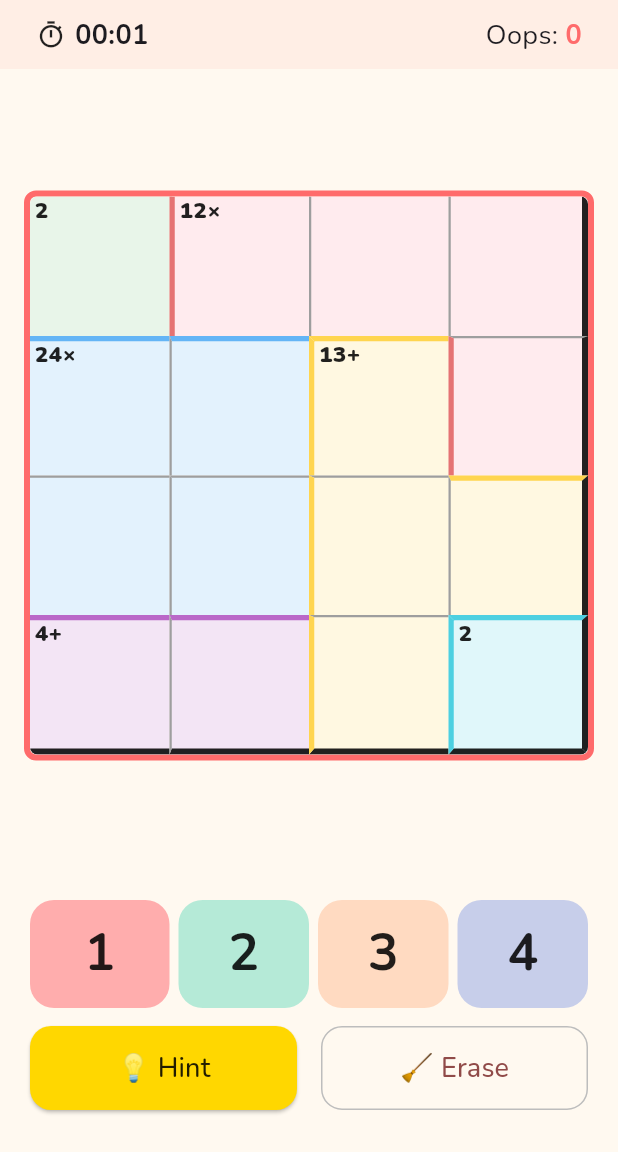
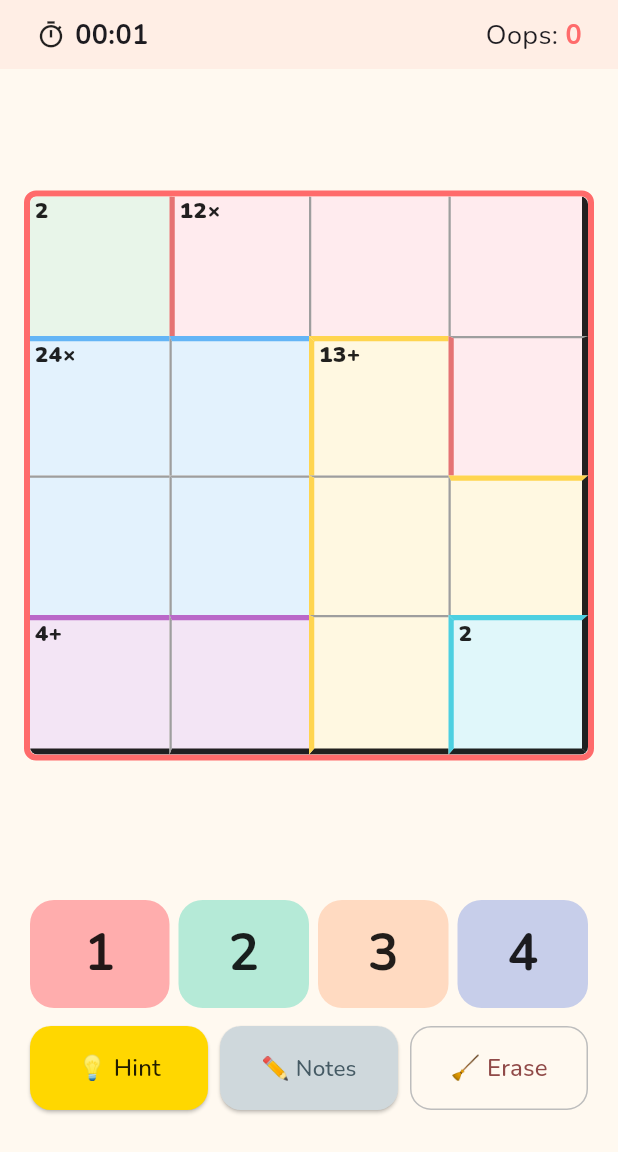
Before and after one commit to MichaelKuen/mathdoku, a Flutter app: the screen it shows after launch, after a tap on "⭐⭐", on a phone screen of 412 x 824 dp, the part 84-1236 px from its top. Run offline on Flutter 3.47's test engine with Material 3 defaults, Android fonts, the phone set to English and light mode, and no system bars; our stand-ins replace confetti, flutter_animate, flutter_riverpod, freezed_annotation, google_fonts, riverpod_annotation; generated files the repository leaves out were written again.

Commit message:
Add pencil/notes functionality
Tap the Notes button to toggle pencil mode. In pencil mode, digit
buttons write small candidate numbers (1-4) into empty cells in a
2x2 mini-grid layout. Tapping the same digit again removes it.

Switching back to pen mode and entering a correct digit clears the
cell notes and auto-removes that digit from notes in the same row
and column. Erase first removes a placed digit (revealing notes),
then clears notes on a second press. Hint clears notes on the cell
it fills.

Co-Authored-By: Claude Sonnet 4.6 <noreply@anthropic.com>

```diff
--- a/lib/features/game/domain/models/cell.dart
+++ b/lib/features/game/domain/models/cell.dart
@@ -23,6 +23,7 @@ class Cell with _$Cell {
     @Default(CellStatus.normal) CellStatus cageStatus,
     @Default(CellStatus.normal) CellStatus rowStatus,
     @Default(CellStatus.normal) CellStatus colStatus,
+    @Default(<int>[]) List<int> notes,
   }) = _Cell;
 
   factory Cell.fromJson(Map<String, dynamic> json) => _$CellFromJson(json);
--- a/lib/features/game/domain/models/game_state.dart
+++ b/lib/features/game/domain/models/game_state.dart
@@ -18,5 +18,6 @@ class GameState with _$GameState {
     @Default(0) int mistakes,
     int? selectedRow,
     int? selectedCol,
+    @Default(false) bool isPencilMode,
   }) = _GameState;
 }
--- a/lib/features/game/presentation/providers/game_provider.dart
+++ b/lib/features/game/presentation/providers/game_provider.dart
@@ -72,6 +72,10 @@ class GameNotifier extends _$GameNotifier {
     );
   }
 
+  void togglePencilMode() {
+    state = state.copyWith(isPencilMode: !state.isPencilMode);
+  }
+
   void selectCell(int row, int col) {
     if (state.status != GameStatus.playing) return;
     state = state.copyWith(selectedRow: row, selectedCol: col);
@@ -106,6 +110,25 @@ class GameNotifier extends _$GameNotifier {
     final cell = state.board!.getCell(row, col);
     if (cell.isFixed) { return; }
 
+    if (state.isPencilMode) {
+      // Toggle the digit in the cell's notes; only on empty cells.
+      if (cell.value != 0) { return; }
+      final notes = List<int>.from(cell.notes);
+      if (notes.contains(number)) {
+        notes.remove(number);
+      } else {
+        notes.add(number);
+      }
+      final newCells = state.board!.cells.map<List<Cell>>((r) {
+        return r.map<Cell>((c) {
+          if (c.row == row && c.col == col) { return c.copyWith(notes: notes); }
+          return c;
+        }).toList();
+      }).toList();
+      state = state.copyWith(board: state.board!.copyWith(cells: newCells));
+      return;
+    }
+
     final correct = state.board!.getSolutionValue(row, col);
     final isCorrect = number == correct;
 
@@ -114,7 +137,12 @@ class GameNotifier extends _$GameNotifier {
     final newCells = state.board!.cells.map<List<Cell>>((r) {
       return r.map<Cell>((c) {
         if (c.row == row && c.col == col) {
-          return c.copyWith(value: number, isError: !isCorrect);
+          return c.copyWith(value: number, isError: !isCorrect, notes: const []);
+        }
+        // Auto-remove the placed digit from notes in the same row/column.
+        if (isCorrect && (c.row == row || c.col == col) && c.notes.contains(number)) {
+          final updated = List<int>.from(c.notes)..remove(number);
+          return c.copyWith(notes: updated);
         }
         return c;
       }).toList();
@@ -143,7 +171,10 @@ class GameNotifier extends _$GameNotifier {
     final newCells = state.board!.cells.map<List<Cell>>((r) {
       return r.map<Cell>((c) {
         if (c.row == row && c.col == col) {
-          return c.copyWith(value: 0, isError: false);
+          // First erase clears a placed digit (keeping notes visible).
+          // Second erase (already empty) clears notes too.
+          if (c.value != 0) { return c.copyWith(value: 0, isError: false); }
+          return c.copyWith(notes: const []);
         }
         return c;
       }).toList();
@@ -185,7 +216,7 @@ class GameNotifier extends _$GameNotifier {
     final newCells = state.board!.cells.map<List<Cell>>((r) {
       return r.map<Cell>((c) {
         if (c.row == row && c.col == col) {
-          return c.copyWith(value: correctValue, isError: false, isFixed: true);
+          return c.copyWith(value: correctValue, isError: false, isFixed: true, notes: const []);
         }
         return c;
       }).toList();
--- a/lib/features/game/presentation/widgets/mathdoku_grid.dart
+++ b/lib/features/game/presentation/widgets/mathdoku_grid.dart
@@ -139,6 +139,34 @@ class _MathdokuCell extends ConsumerWidget {
               ),
             ),
           ),
+        // Pencil notes — 2×2 mini-grid shown when cell is empty
+        if (cell.value == 0 && cell.notes.isNotEmpty)
+          Positioned.fill(
+            child: Padding(
+              padding: EdgeInsets.fromLTRB(
+                  2, cell.showClue ? 18 : 4, 2, 4),
+              child: Column(
+                children: [
+                  Expanded(
+                    child: Row(
+                      children: [
+                        _NoteDigit(digit: 1, notes: cell.notes),
+                        _NoteDigit(digit: 2, notes: cell.notes),
+                      ],
+                    ),
+                  ),
+                  Expanded(
+                    child: Row(
+                      children: [
+                        _NoteDigit(digit: 3, notes: cell.notes),
+                        _NoteDigit(digit: 4, notes: cell.notes),
+                      ],
+                    ),
+                  ),
+                ],
+              ),
+            ),
+          ),
         // Player digit centred
         if (cell.value != 0)
           Center(
@@ -191,3 +219,27 @@ class _MathdokuCell extends ConsumerWidget {
     );
   }
 }
+
+class _NoteDigit extends StatelessWidget {
+  final int digit;
+  final List<int> notes;
+
+  const _NoteDigit({required this.digit, required this.notes});
+
+  @override
+  Widget build(BuildContext context) {
+    final visible = notes.contains(digit);
+    return Expanded(
+      child: Center(
+        child: Text(
+          visible ? '$digit' : '',
+          style: TextStyle(
+            fontSize: 11,
+            fontWeight: FontWeight.bold,
+            color: Colors.blueGrey.shade700,
+          ),
+        ),
+      ),
+    );
+  }
+}
--- a/lib/features/game/presentation/widgets/number_pad.dart
+++ b/lib/features/game/presentation/widgets/number_pad.dart
@@ -117,14 +117,18 @@ class ActionRow extends ConsumerWidget {
 
   @override
   Widget build(BuildContext context, WidgetRef ref) {
+    final isPencilMode = ref.watch(
+      gameNotifierProvider.select((s) => s.isPencilMode),
+    );
+    final notifier = ref.read(gameNotifierProvider.notifier);
+
     return Row(
       children: [
         Expanded(
           child: SizedBox(
             height: 56,
             child: ElevatedButton(
-              onPressed: () =>
-                  ref.read(gameNotifierProvider.notifier).useHint(),
+              onPressed: () => notifier.useHint(),
               style: ElevatedButton.styleFrom(
                 backgroundColor: const Color(0xFFFFD700),
                 foregroundColor: Colors.black87,
@@ -132,30 +136,47 @@ class ActionRow extends ConsumerWidget {
                   borderRadius: BorderRadius.circular(14),
                 ),
               ),
-              child: const Text(
-                '💡 Hint',
-                style: TextStyle(fontSize: 18),
+              child: const Text('💡 Hint', style: TextStyle(fontSize: 16)),
+            ),
+          ),
+        ),
+        const SizedBox(width: 8),
+        Expanded(
+          child: SizedBox(
+            height: 56,
+            child: ElevatedButton(
+              onPressed: () => notifier.togglePencilMode(),
+              style: ElevatedButton.styleFrom(
+                backgroundColor: isPencilMode
+                    ? Colors.blueGrey.shade600
+                    : Colors.blueGrey.shade100,
+                foregroundColor: isPencilMode
+                    ? Colors.white
+                    : Colors.blueGrey.shade700,
+                shape: RoundedRectangleBorder(
+                  borderRadius: BorderRadius.circular(14),
+                ),
+              ),
+              child: Text(
+                '✏️ ${isPencilMode ? "Notes ON" : "Notes"}',
+                style: const TextStyle(fontSize: 15),
               ),
             ),
           ),
         ),
-        const SizedBox(width: 16),
+        const SizedBox(width: 8),
         Expanded(
           child: SizedBox(
             height: 56,
             child: OutlinedButton(
-              onPressed: () =>
-                  ref.read(gameNotifierProvider.notifier).eraseCell(),
+              onPressed: () => notifier.eraseCell(),
               style: OutlinedButton.styleFrom(
                 side: BorderSide(color: Colors.grey.shade400),
                 shape: RoundedRectangleBorder(
                   borderRadius: BorderRadius.circular(14),
                 ),
               ),
-              child: const Text(
-                '🧹 Erase',
-                style: TextStyle(fontSize: 18),
-              ),
+              child: const Text('🧹 Erase', style: TextStyle(fontSize: 16)),
             ),
           ),
         ),
```
Also changed, not shown: lib/features/game/domain/models/cell.freezed.dart, lib/features/game/domain/models/cell.g.dart, lib/features/game/domain/models/game_state.freezed.dart.
